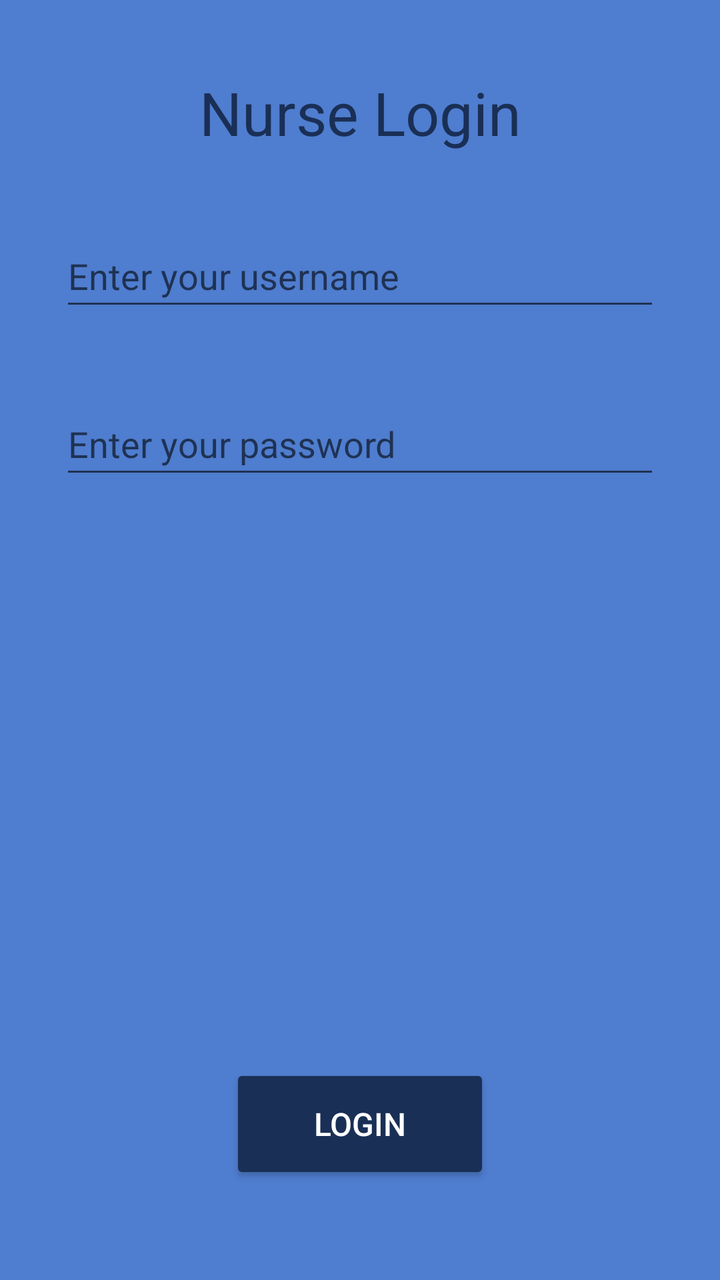
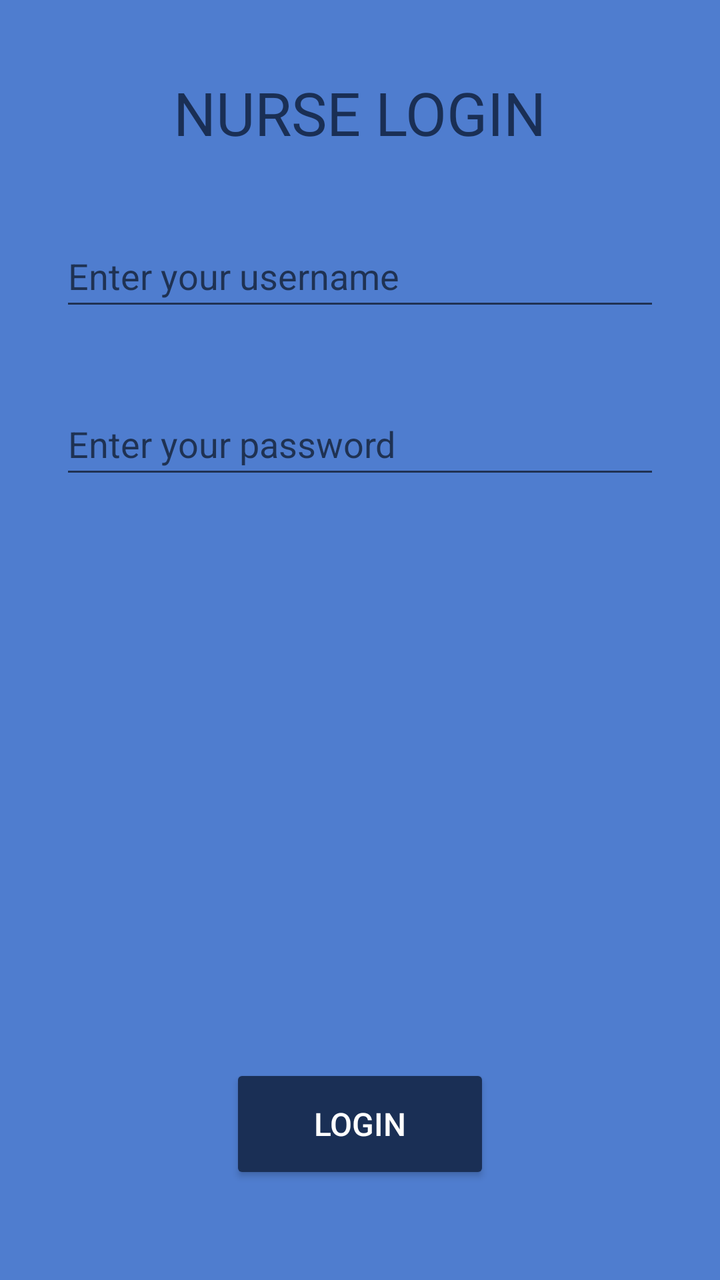

Compare the two renders of this Android layout. The source of the first and the diff that turns it into the second are given below.
<!-- AndroidManifest.xml: application theme Theme.Alexandermaynard_COMP304Lab3_Ex1 -->
<!-- res/layout/activity_login.xml -->
<?xml version="1.0" encoding="utf-8"?>
<androidx.constraintlayout.widget.ConstraintLayout xmlns:android="http://schemas.android.com/apk/res/android"
    xmlns:app="http://schemas.android.com/apk/res-auto"
    xmlns:tools="http://schemas.android.com/tools"
    android:id="@+id/login"
    android:layout_width="match_parent"
    android:layout_height="match_parent"
    tools:context=".Login">

    
    <TextView
        android:id="@+id/login_title"
        style="@style/title_text"
        android:text="@string/login_title"
        app:layout_constraintEnd_toEndOf="parent"
        app:layout_constraintStart_toStartOf="parent"
        app:layout_constraintTop_toTopOf="parent" />

    
    <EditText
        android:id="@+id/nurse_username_entry"
        style="@style/edit_text"
        android:inputType="numberPassword"
        android:layout_height="48dp"
        android:autofillHints="enter your username"
        android:hint="@string/login_username_hint"
        app:layout_constraintEnd_toEndOf="parent"
        app:layout_constraintStart_toStartOf="parent"
        app:layout_constraintTop_toBottomOf="@+id/login_title" />

    
    <EditText
        android:id="@+id/nurse_password_entry"
        style="@style/edit_text"
        android:layout_height="48dp"
        android:autofillHints="enter your password"
        android:hint="@string/login_password_hint"
        android:inputType="textPassword"
        android:textColor="@color/dark_blue"
        app:layout_constraintEnd_toEndOf="parent"
        app:layout_constraintStart_toStartOf="parent"
        app:layout_constraintTop_toBottomOf="@+id/nurse_username_entry" />


    
    <Button
        android:id="@+id/login_btn"
        style="@style/regular_button"
        android:text="@string/login_btn_text"
        app:layout_constraintBottom_toBottomOf="parent"
        app:layout_constraintEnd_toEndOf="parent"
        app:layout_constraintStart_toStartOf="parent" />

</androidx.constraintlayout.widget.ConstraintLayout>
<!-- resources referenced by this layout -->
<resources>
  <color name="dark_blue">#1A2F55</color>
  <string name="login_btn_text">Login</string>
  <string name="login_password_hint">Enter your password</string>
  <string name="login_title">Nurse Login</string>
  <string name="login_username_hint">Enter your username</string>
  <style name="edit_text">
          <item name="android:layout_width">300dp</item>
          <item name="android:layout_height">48dp</item>
          <item name="android:textColor">@color/white</item>
          <item name="android:layout_marginTop">36dp</item>
      </style>
  <style name="regular_button">
          <item name="android:layout_width">130dp</item>
          <item name="android:layout_height">60dp</item>
          <item name="android:textColor">@color/white</item>
          <item name="android:backgroundTint">@color/dark_blue</item>
          <item name="android:layout_marginBottom">48dp</item>
          <item name="android:textSize">16sp</item>
      </style>
  <style name="title_text">
          <item name="android:textSize">30sp</item>
          <item name="android:textColor">@color/dark_blue</item>
          <item name="android:textAlignment">center</item>
          <item name="android:layout_marginTop">36dp</item>
          <item name="layout_constraintVertical_bias">0.392</item>
          <item name="android:layout_width">wrap_content</item>
          <item name="android:layout_height">wrap_content</item>
      </style>
  <style name="Theme.Alexandermaynard_COMP304Lab3_Ex1" parent="Base.Theme.Alexandermaynard_COMP304Lab3_Ex1" />
  <color name="white">#FFFFFFFF</color>
  <style name="Base.Theme.Alexandermaynard_COMP304Lab3_Ex1" parent="Theme.MaterialComponents.DayNight.DarkActionBar">
          
          <item name="colorPrimary">@color/dark_blue</item>
          <item name="colorSecondary">@color/white</item>
          <item name="android:textColor">@color/dark_blue</item>
          <item name="android:windowBackground">@color/light_blue</item>
          <item name="android:textSize">18sp</item>
      </style>
  <color name="light_blue">#4F7DCF</color>
</resources>

<!-- the commit's change to res/layout/activity_login.xml (unified diff, before → after) -->
@@ -11,7 +11,7 @@
     <TextView
         android:id="@+id/login_title"
         style="@style/title_text"
-        android:text="@string/login_title"
+        android:text="@string/login_page_title"
         app:layout_constraintEnd_toEndOf="parent"
         app:layout_constraintStart_toStartOf="parent"
         app:layout_constraintTop_toTopOf="parent" />
<!-- resource entries referenced after the edit -->
@@ -2,8 +2,8 @@
 <resources>
   <color name="dark_blue">#1A2F55</color>
   <string name="login_btn_text">Login</string>
+  <string name="login_page_title">NURSE LOGIN</string>
   <string name="login_password_hint">Enter your password</string>
-  <string name="login_title">Nurse Login</string>
   <string name="login_username_hint">Enter your username</string>
   <style name="edit_text">
           <item name="android:layout_width">300dp</item>
